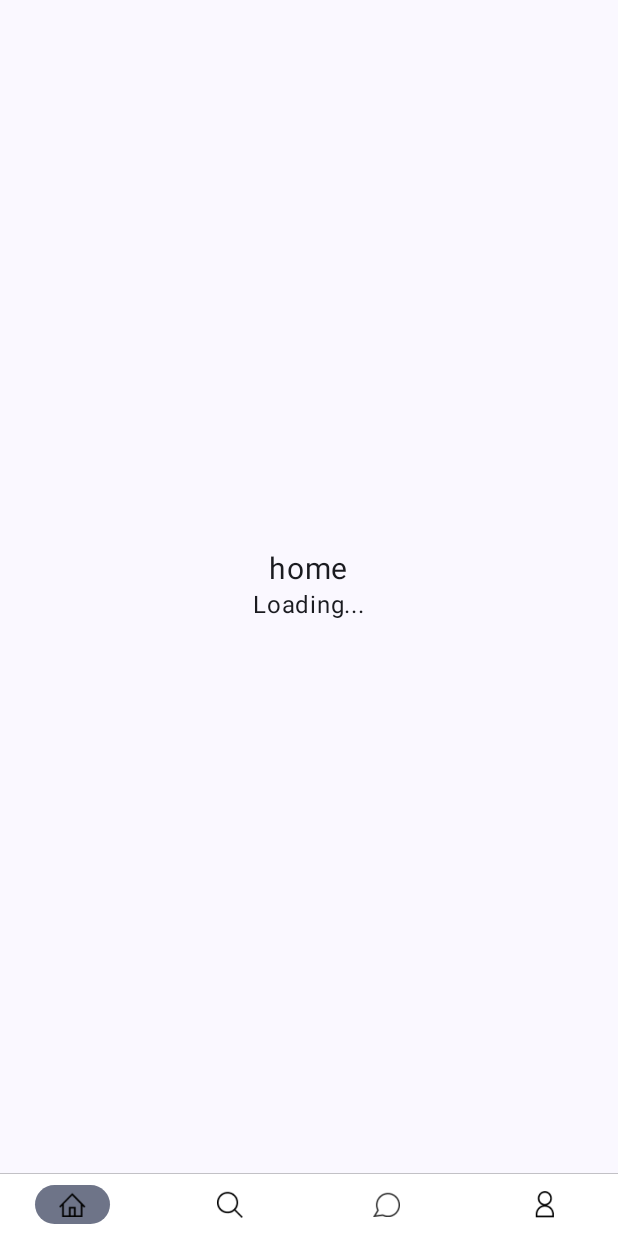
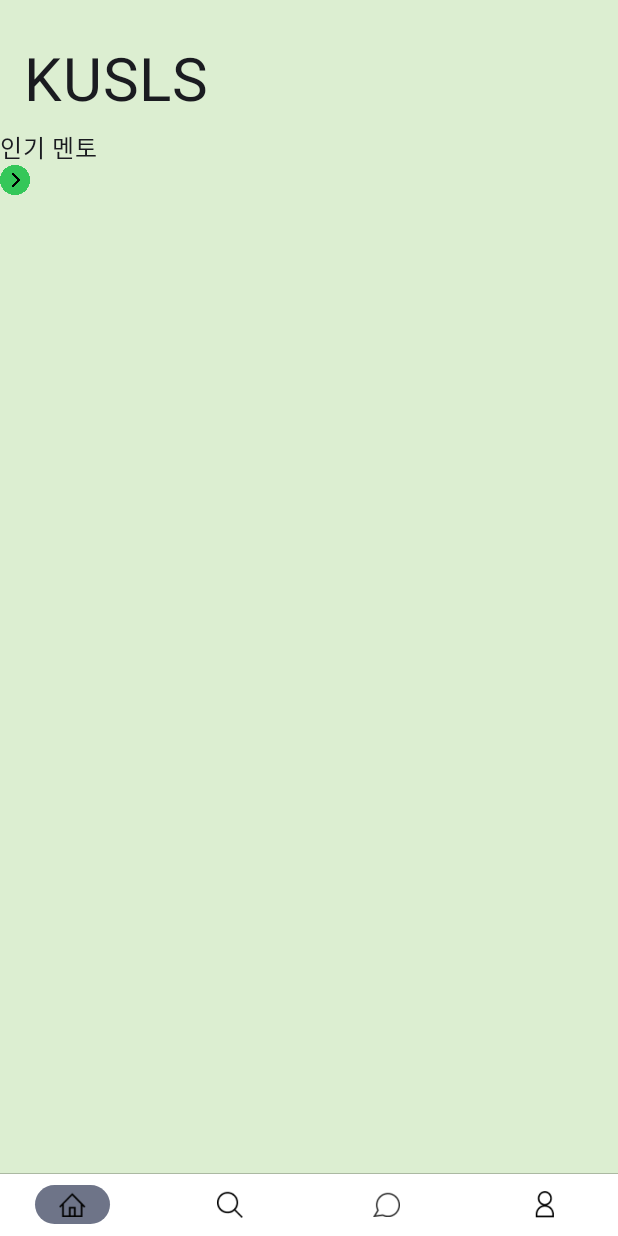
Before and after one commit to KUmmIT-team2/KUSLS-Front, an Android app built with Jetpack Compose: the screen it shows after launch (MainActivity), on a phone screen of 412 x 824 dp. Run offline under Robolectric (Android 15) with nearby library versions, the phone set to English and light mode, and no system bars; our stand-ins replace Dagger/Hilt's generated code; libraries missing offline, so code that uses them is left out: com.jakewharton.retrofit2; Roboto replaces fonts that are not available here.

Commit message:
home screen 구현중

```diff
--- a/app/src/main/java/com/konkuk/kusls/component/GreenButton.kt
+++ b/app/src/main/java/com/konkuk/kusls/component/GreenButton.kt
@@ -1,6 +1,7 @@
 package com.konkuk.kusls.component
 
 import androidx.compose.foundation.background
+import androidx.compose.foundation.border
 import androidx.compose.foundation.layout.Box
 import androidx.compose.foundation.layout.PaddingValues
 import androidx.compose.foundation.layout.fillMaxWidth
@@ -34,12 +35,12 @@ fun GreenButton(
             .background(Color.LightGray)
     ) {
         Button(
+            contentPadding = PaddingValues(0.dp),
+            shape = RoundedCornerShape(6.dp),
             modifier = Modifier
                 .width(width.dp)
                 .height(height.dp)
                 .align(Alignment.CenterEnd),
-            contentPadding = PaddingValues(0.dp),
-            shape = RoundedCornerShape(6.dp),
             onClick = {
                 // TODO
             },
--- a/app/src/main/java/com/konkuk/kusls/presentation/home/HomeScreen.kt
+++ b/app/src/main/java/com/konkuk/kusls/presentation/home/HomeScreen.kt
@@ -1,39 +1,59 @@
 package com.konkuk.kusls.presentation.home
 
+import androidx.compose.foundation.Image
+import androidx.compose.foundation.background
 import androidx.compose.foundation.layout.Arrangement
 import androidx.compose.foundation.layout.Box
 import androidx.compose.foundation.layout.Column
+import androidx.compose.foundation.layout.Spacer
 import androidx.compose.foundation.layout.fillMaxSize
+import androidx.compose.foundation.layout.height
 import androidx.compose.foundation.layout.padding
+import androidx.compose.foundation.layout.size
 import androidx.compose.material3.Surface
 import androidx.compose.material3.Text
 import androidx.compose.runtime.Composable
 import androidx.compose.ui.Alignment
 import androidx.compose.ui.Modifier
+import androidx.compose.ui.graphics.BlendMode.Companion.Color
+import androidx.compose.ui.graphics.Color
+import androidx.compose.ui.res.painterResource
+import androidx.compose.ui.tooling.preview.Preview
 import androidx.compose.ui.unit.dp
+import androidx.compose.ui.unit.sp
 import androidx.hilt.navigation.compose.hiltViewModel
+import com.konkuk.kusls.R
 import com.konkuk.kusls.core.component.MainTitle
 
 @Composable
 fun HomeScreen(
-    viewModel: HomeViewModel = hiltViewModel(),
     modifier: Modifier = Modifier
 ) {
-    val url = viewModel.url
-
     Column(
-        modifier = modifier
+        modifier = Modifier
             .fillMaxSize()
-            .padding(16.dp),
-        horizontalAlignment = Alignment.CenterHorizontally,
-        verticalArrangement = Arrangement.Center
+            .background(color = Color(0x80C0E6A3))
     ) {
-        MainTitle(title = "home")
-
-        if (url == null) {
-            Text("Loading...")
-        } else {
-            Text("URL: $url")
-        }
+        Text(
+            text = "KUSLS",
+            fontSize = 40.sp,
+            modifier = Modifier
+                .padding(start = 16.dp, top = 30.dp)
+        )
+        Spacer(modifier = Modifier.height(8.dp))
+        Text(
+            text = "인기 멘토"
+        )
+        Image(
+            painter = painterResource(id = R.drawable.ic_arrow_b),
+            contentDescription = "arrow_b",
+            modifier = Modifier
+                .size(20.dp)
+        )
     }
 }
+@Preview(showBackground = true)
+@Composable
+fun HomeScreenPreview() {
+    HomeScreen()
+}
```
Also changed, not shown: app/src/main/java/com/konkuk/kusls/presentation/home/MentorDetailScreen.kt (added, +113 -0 lines), app/src/main/res/drawable/ic_arrow_b.png (added).
